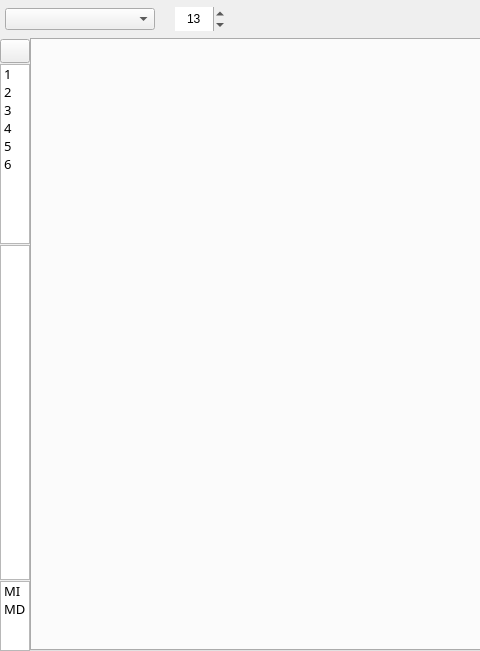
First picture: the form in ui/sources/main.ui, repository asjach/db_app, before the edit; both pictures show x 0 to 480 and y 0 to 651 of the 1318 by 651 pixel window.
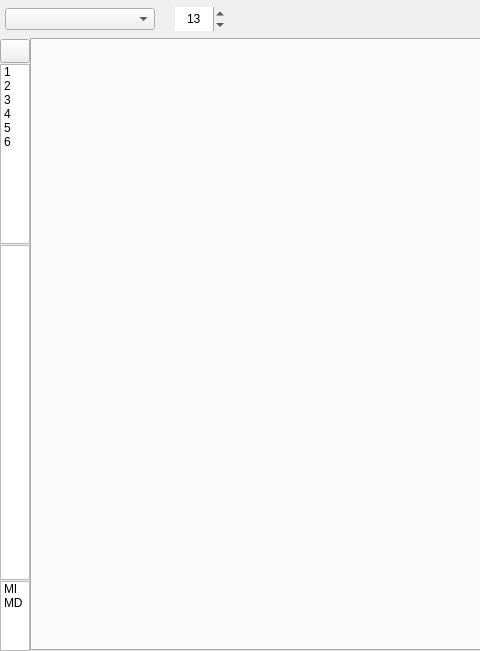
Second picture: the form after the edit. Icons and pictures are not drawn.

Commit message: menghilangkan segoe ui semibold

What changed in the file:
```diff
--- a/ui/sources/main.ui
+++ b/ui/sources/main.ui
@@ -484,12 +484,6 @@
               <height>180</height>
              </size>
             </property>
-            <property name="font">
-             <font>
-              <family>Aptos Narrow</family>
-              <pointsize>10</pointsize>
-             </font>
-            </property>
             <property name="verticalScrollBarPolicy">
              <enum>Qt::ScrollBarPolicy::ScrollBarAlwaysOff</enum>
             </property>
@@ -582,12 +576,6 @@
               <height>70</height>
              </size>
             </property>
-            <property name="font">
-             <font>
-              <family>Aptos Narrow</family>
-              <pointsize>10</pointsize>
-             </font>
-            </property>
             <property name="verticalScrollBarPolicy">
              <enum>Qt::ScrollBarPolicy::ScrollBarAlwaysOff</enum>
             </property>
```
Left out of the diff: 18 changed lines with no effect on the pictures. The commit also changes 4 other files.
